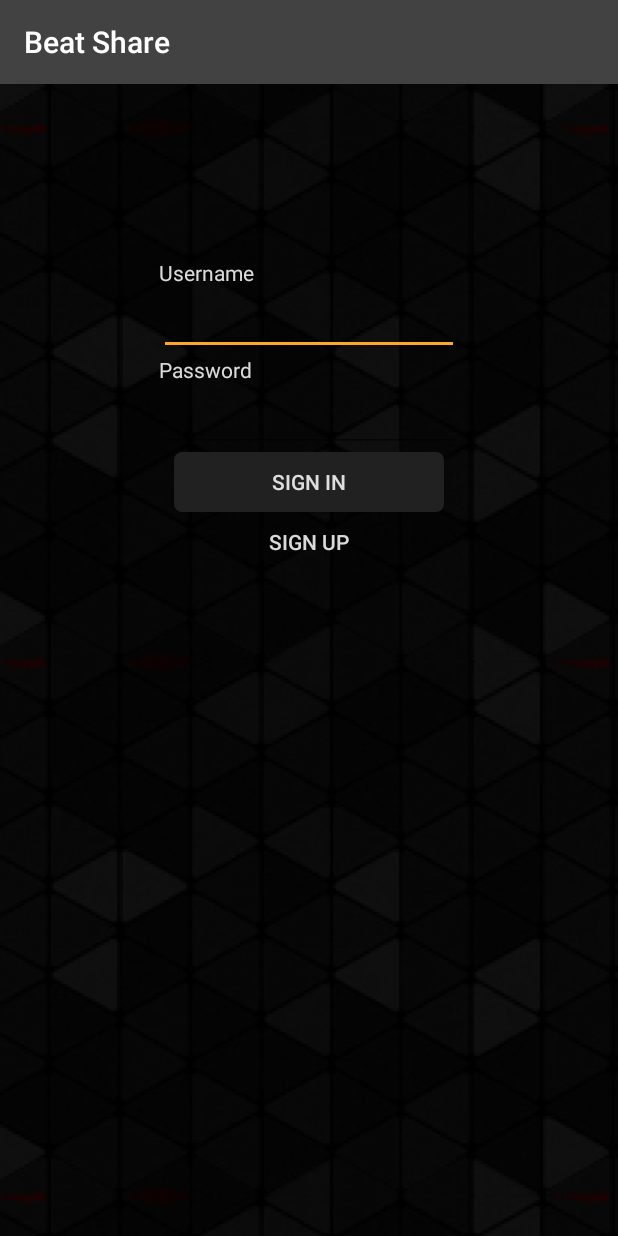
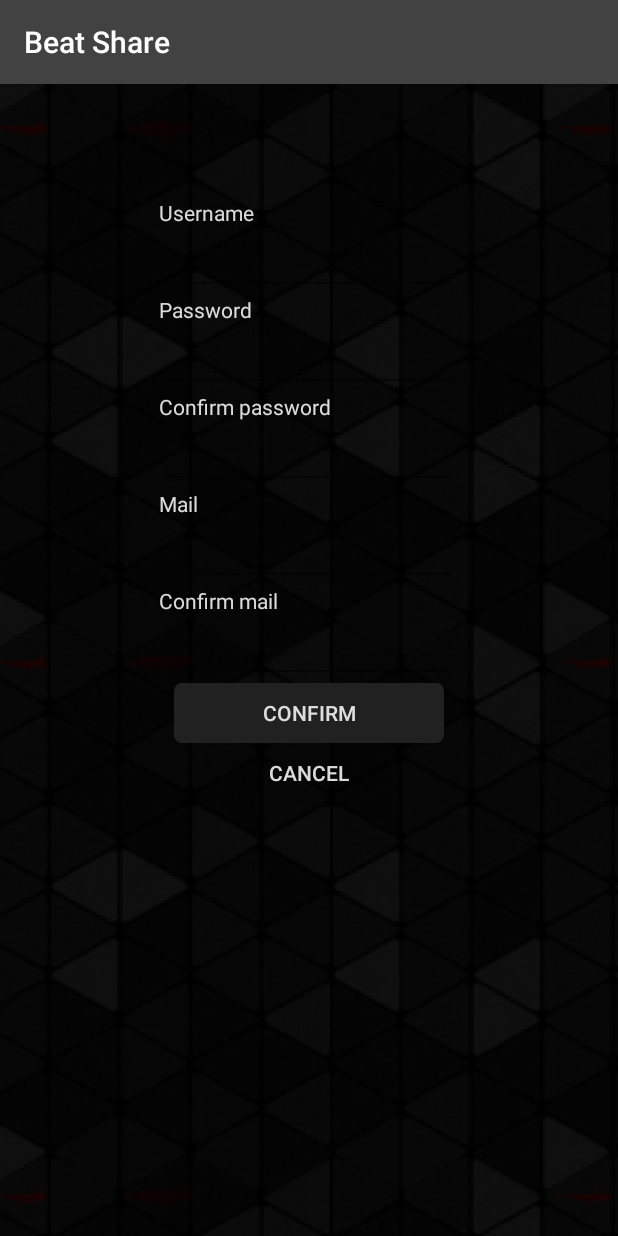
Before and after one commit to Oyzuu/Beat_Share, an Android app: the screen it shows after launch (MainActivity), after a tap on "SIGN UP", on a phone screen of 412 x 824 dp. Run offline under Robolectric (Android 15) with nearby library versions, the phone set to English and light mode, and no system bars.

Commit message:
Samedi 17h43

```diff
--- a/app/src/main/java/be/omnuzel/beatshare/MainActivity.java
+++ b/app/src/main/java/be/omnuzel/beatshare/MainActivity.java
@@ -1,17 +1,20 @@
 package be.omnuzel.beatshare;
 
+import android.app.FragmentTransaction;
 import android.content.Intent;
 import android.support.v7.app.AppCompatActivity;
 import android.os.Bundle;
 import android.view.View;
 
 import be.omnuzel.beatshare.fragments.LogInFragment;
+import be.omnuzel.beatshare.fragments.SignUpFragment;
 
 public class MainActivity
         extends
             AppCompatActivity
         implements
-            LogInFragment.ILoginFragment {
+            LogInFragment.ILoginFragment,
+            SignUpFragment.ISignUpFragment {
 
     @Override
     protected void onCreate(Bundle savedInstanceState) {
@@ -20,6 +23,7 @@ public class MainActivity
 
         getFragmentManager()
                 .beginTransaction()
+                .setTransition(FragmentTransaction.TRANSIT_FRAGMENT_FADE)
                 .replace(R.id.main_view, LogInFragment.getInstance())
                 .commit();
     }
@@ -31,6 +35,21 @@ public class MainActivity
 
     @Override
     public void toSignUp(View view) {
+        getFragmentManager()
+                .beginTransaction()
+                .addToBackStack("")
+                .setTransition(FragmentTransaction.TRANSIT_FRAGMENT_FADE)
+                .replace(R.id.main_view, SignUpFragment.getInstance())
+                .commit();
+    }
+
+    @Override
+    public void signUp(View view) {
+
+    }
+
+    @Override
+    public void cancel(View view) {
 
     }
 }
--- /dev/null
+++ b/app/src/main/java/be/omnuzel/beatshare/fragments/SignUpFragment.java
@@ -0,0 +1,43 @@
+package be.omnuzel.beatshare.fragments;
+
+import android.app.Fragment;
+import android.content.Context;
+import android.os.Bundle;
+import android.support.annotation.Nullable;
+import android.view.LayoutInflater;
+import android.view.View;
+import android.view.ViewGroup;
+
+import be.omnuzel.beatshare.R;
+
+/**
+ * Created by Gilbert on 02-07-16.
+ */
+public class SignUpFragment extends Fragment {
+    public interface ISignUpFragment {
+        void signUp(View view);
+        void cancel(View view);
+    }
+
+    public static SignUpFragment instance;
+
+    public static SignUpFragment getInstance() {
+        if (instance == null)
+            instance = new SignUpFragment();
+        return instance;
+    }
+
+    private ISignUpFragment callback;
+
+    @Override
+    public void onAttach(Context context) {
+        super.onAttach(context);
+        this.callback = (ISignUpFragment) context;
+    }
+
+    @Nullable
+    @Override
+    public View onCreateView(LayoutInflater inflater, ViewGroup container, Bundle savedInstanceState) {
+        return inflater.inflate(R.layout.frag_signup, container, false);
+    }
+}
--- a/app/src/main/res/layout/frag_login.xml
+++ b/app/src/main/res/layout/frag_login.xml
@@ -17,22 +17,17 @@
             android:layout_width="match_parent"
             android:layout_height="wrap_content"
             android:id="@+id/login_username"
-            android:textColor="@color/colorAccent"
-            android:maxLines="1"
-            android:inputType="textPersonName"/>
+            android:textColor="@color/colorAccent"/>
 
         <TextView
             android:layout_width="wrap_content"
             android:layout_height="wrap_content"
             android:text="@string/password"/>
-
         <EditText
             android:layout_width="match_parent"
             android:layout_height="wrap_content"
             android:id="@+id/login_password"
-            android:textColor="@color/colorAccent"
-            android:maxLines="1"
-            android:inputType="textPassword"/>
+            android:textColor="@color/colorAccent"/>
 
         <Button
             android:layout_width="180dp"
--- /dev/null
+++ b/app/src/main/res/layout/frag_signup.xml
@@ -0,0 +1,81 @@
+<?xml version="1.0" encoding="utf-8"?>
+<LinearLayout xmlns:android="http://schemas.android.com/apk/res/android"
+    android:orientation="vertical" android:layout_width="match_parent"
+    android:layout_height="match_parent">
+    <LinearLayout
+        android:layout_width="200dp"
+        android:layout_height="wrap_content"
+        android:orientation="vertical"
+        android:layout_gravity="center"
+        android:paddingTop="60dp">
+        <TextView
+            android:layout_width="wrap_content"
+            android:layout_height="wrap_content"
+            android:text="@string/username"/>
+        <EditText
+            android:layout_width="match_parent"
+            android:layout_height="wrap_content"
+            android:id="@+id/signup_username"
+            android:textColor="@color/colorAccent"/>
+
+        <TextView
+            android:layout_width="wrap_content"
+            android:layout_height="wrap_content"
+            android:text="@string/password"/>
+        <EditText
+            android:layout_width="match_parent"
+            android:layout_height="wrap_content"
+            android:id="@+id/signup_password"
+            android:inputType="textPassword"
+            android:textColor="@color/colorAccent"/>
+
+        <TextView
+            android:layout_width="wrap_content"
+            android:layout_height="wrap_content"
+            android:text="@string/confirm_password"/>
+        <EditText
+            android:layout_width="match_parent"
+            android:layout_height="wrap_content"
+            android:id="@+id/signup_confirm_password"
+            android:inputType="textPassword"
+            android:textColor="@color/colorAccent"/>
+
+        <TextView
+            android:layout_width="wrap_content"
+            android:layout_height="wrap_content"
+            android:text="@string/mail"/>
+        <EditText
+            android:layout_width="match_parent"
+            android:layout_height="wrap_content"
+            android:id="@+id/signup_mail"
+            android:inputType="textEmailAddress"
+            android:textColor="@color/colorAccent"/>
+
+        <TextView
+            android:layout_width="wrap_content"
+            android:layout_height="wrap_content"
+            android:text="@string/confirm_mail"/>
+        <EditText
+            android:layout_width="match_parent"
+            android:layout_height="wrap_content"
+            android:id="@+id/signup_confirm_mail"
+            android:inputType="textEmailAddress"
+            android:textColor="@color/colorAccent"/>
+
+        <Button
+            android:layout_width="180dp"
+            android:layout_height="40dp"
+            android:layout_gravity="center"
+            android:text="@string/confirm"
+            android:onClick="signUp"
+            android:background="@drawable/plain_button_selector"/>
+        <Button
+            android:layout_width="180dp"
+            android:layout_height="40dp"
+            android:layout_gravity="center"
+            android:text="@string/cancel"
+            android:onClick="cancel"
+            style="@style/Widget.AppCompat.Button.Borderless.Colored"/>
+
+    </LinearLayout>
+</LinearLayout>
--- a/app/src/main/res/values/colors.xml
+++ b/app/src/main/res/values/colors.xml
@@ -2,8 +2,9 @@
 <resources>
     <color name="colorPrimary"      >#424242  </color>
     <color name="colorPrimaryDark"  >#212121  </color>
-    <color name="colorAccent"       >#ffa726</color>
-    <color name="colorAccentLight"  >#ffd494</color>
+    <color name="colorAccent"       >#ffa726  </color>
+    <color name="colorAccentLight"  >#ffd494  </color>
+    <color name="white"             >#FFFFFF  </color>
     <color name="offwhite"          >#DAFFFFFF</color>
     <color name="black"             >#000000  </color>
 </resources>
--- a/app/src/main/res/values/strings.xml
+++ b/app/src/main/res/values/strings.xml
@@ -3,8 +3,14 @@
 
     <string name="signin"           >Sign in</string>
     <string name="signup"           >Sign up</string>
+    <string name="confirm"          >Confirm</string>
+    <string name="cancel"           >Cancel</string>
+
     <string name="username"         >Username</string>
     <string name="password"         >Password</string>
+    <string name="confirm_password" >Confirm password</string>
+    <string name="mail"             >Mail</string>
+    <string name="confirm_mail"     >Confirm mail</string>
 
     <string name="play"             >play</string>
     <string name="pause"            >pause</string>
```
